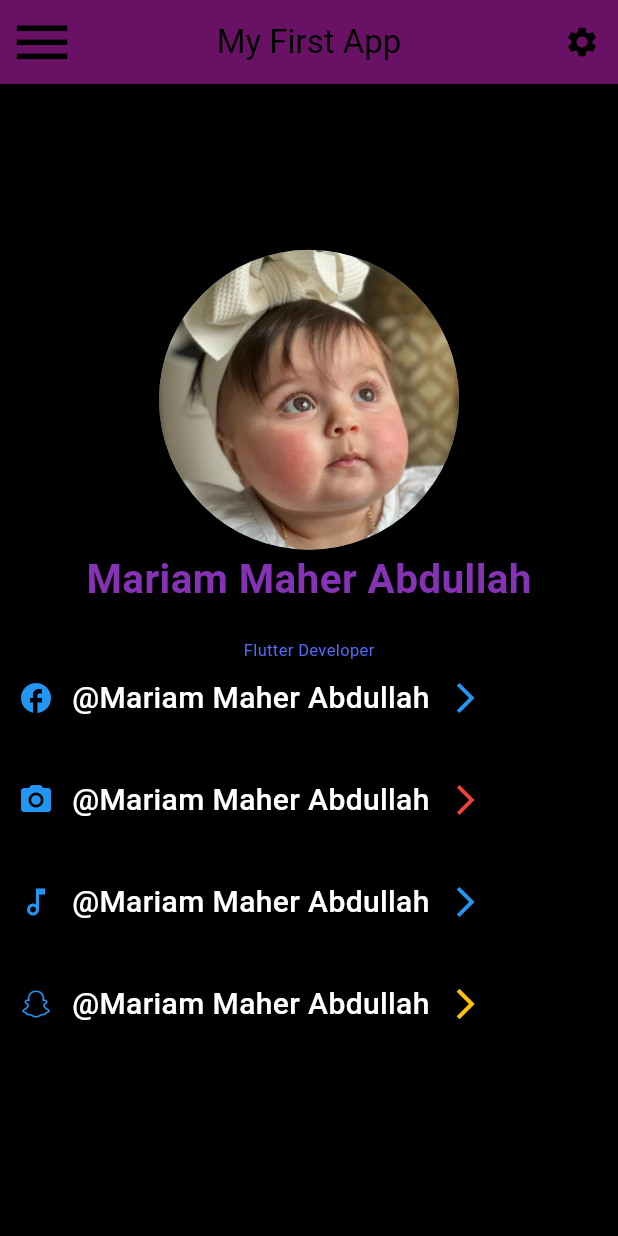
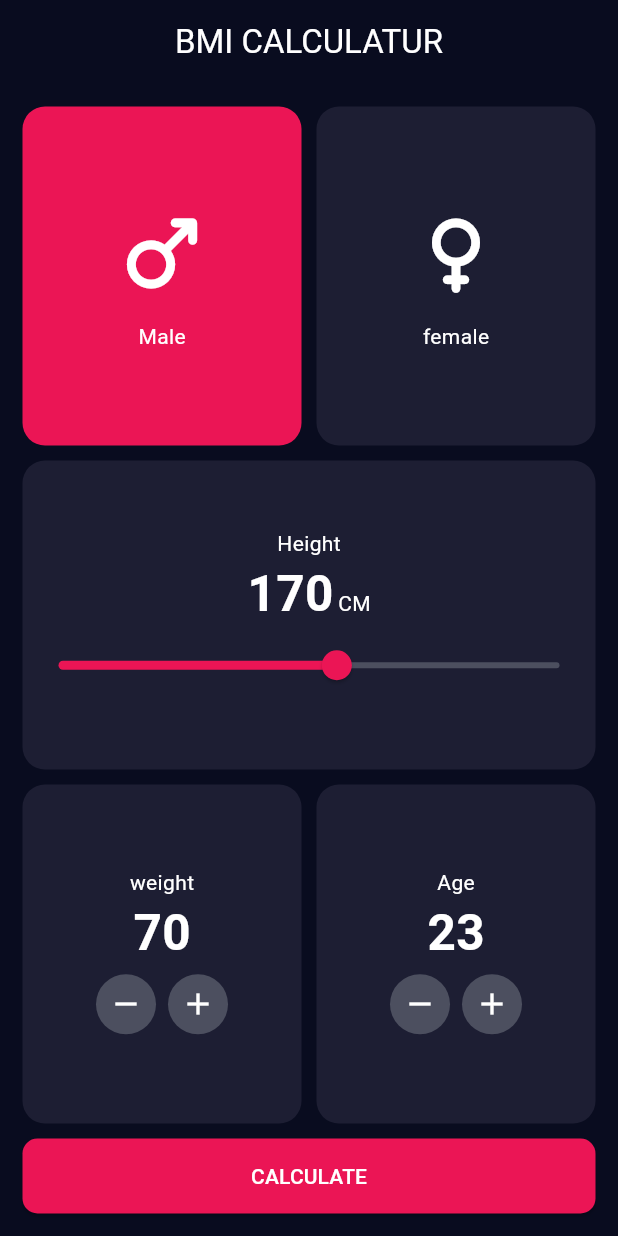
Before and after one commit to mariam30202/prog1, a Flutter app: the screen it shows after launch, on a phone screen of 412 x 824 dp. Run offline on Flutter 3.47's test engine with Material 3 defaults, Android fonts, the phone set to English and light mode, and no system bars.

Commit message:
first commit

```diff
--- /dev/null
+++ b/lib/bmi_calculator/colors.dart
@@ -0,0 +1,14 @@
+
+
+import 'package:flutter/material.dart';
+
+class AppColors{
+
+ static Color background=const Color(0xff090c1f);
+static Color primary=const Color(0xffeb1555);
+static Color ContainerBg=const Color(0xff1d1e33);
+static Color white=const Color(0xffffffff);
+static Color btnColor=const Color(0xff4c4f5f);
+static Color green=const Color(0xff018e51);
+
+}
--- /dev/null
+++ b/lib/bmi_calculator/home_view.dart
@@ -0,0 +1,314 @@
+import 'dart:math';
+import 'dart:ui';
+
+import 'package:flutter/material.dart';
+import 'package:prog1/bmi_calculator/colors.dart';
+import 'package:prog1/bmi_calculator/result_view.dart';
+
+class HomeView extends StatefulWidget {
+  const HomeView({super.key});
+
+  @override
+  State<HomeView> createState() => _HomeViewState();
+}
+
+class _HomeViewState extends State<HomeView> {
+  int height = 170;
+  int weight = 70;
+  int Age = 23;
+  bool isMale = true;
+
+  TextStyle styal1 = TextStyle(
+      color: AppColors.white, fontSize: 33, fontWeight: FontWeight.bold);
+
+  TextStyle styal2 = TextStyle(color: AppColors.white, fontSize: 14);
+
+  @override
+  Widget build(BuildContext context) {
+    return Scaffold(
+      backgroundColor: AppColors.background,
+      appBar: AppBar(
+        backgroundColor: AppColors.background,
+        title: Text(
+          'BMI CALCULATUR',
+          style: TextStyle(color: AppColors.white),
+        ),
+        centerTitle: true,
+      ),
+      body: Padding(
+        padding: const EdgeInsets.all(15),
+        child: Column(children: [
+          //MALE  AND FEMALE
+          Expanded(
+            child: Row(
+              children: [
+                //malef
+                Expanded(
+                  child: InkWell(
+                    onTap: () {
+                      setState(() {
+                        isMale = true;
+                      });
+                    },
+                    child: Container(
+                      decoration: BoxDecoration(
+                          color: (isMale)
+                              ? AppColors.primary
+                              : AppColors.ContainerBg,
+                          borderRadius: BorderRadius.circular(15)),
+                      child: Center(
+                        child: Column(
+                          mainAxisAlignment: MainAxisAlignment.center,
+                          children: [
+                            Icon(
+                              Icons.male_rounded,
+                              size: 70,
+                              color: AppColors.white,
+                            ),
+                            const SizedBox(
+                              height: 10,
+                            ),
+                            Text(
+                              'Male',
+                              style: styal2,
+                            ),
+                          ],
+                        ),
+                      ),
+                    ),
+                  ),
+                ),
+                const SizedBox(
+                  width: 10,
+                ),
+                //female
+                Expanded(
+                  child: InkWell(
+                    onTap: () {
+                      setState(() {
+                        isMale = false;
+                      });
+                    },
+                    child: Container(
+                      decoration: BoxDecoration(
+                          color: (isMale)
+                              ? AppColors.ContainerBg
+                              : AppColors.primary,
+                          borderRadius: BorderRadius.circular(15)),
+                      child: Center(
+                        child: Column(
+                          mainAxisAlignment: MainAxisAlignment.center,
+                          children: [
+                            Icon(
+                              Icons.female_rounded,
+                              size: 70,
+                              color: AppColors.white,
+                            ),
+                            const SizedBox(
+                              height: 10,
+                            ),
+                            Text(
+                              'female',
+                              style: styal2,
+                            ),
+                          ],
+                        ),
+                      ),
+                    ),
+                  ),
+                )
+              ],
+            ),
+          ),
+
+          //HEIGHT
+          Expanded(
+            child: Container(
+              margin: const EdgeInsets.symmetric(vertical: 10),
+              decoration: BoxDecoration(
+                  color: AppColors.ContainerBg,
+                  borderRadius: BorderRadius.circular(15)),
+              child: Center(
+                child: Column(
+                  mainAxisAlignment: MainAxisAlignment.center,
+                  children: [
+                    Text(
+                      'Height',
+                      style: styal2,
+                    ),
+                    Row(
+                      mainAxisAlignment: MainAxisAlignment.center,
+                      crossAxisAlignment: CrossAxisAlignment.baseline,
+                      textBaseline: TextBaseline.alphabetic,
+                      children: [
+                        Text(
+                          height.toString(),
+                          style: styal1,
+                        ),
+                        const SizedBox(
+                          width: 3,
+                        ),
+                        Text(
+                          'CM',
+                          style: styal2,
+                        ),
+                      ],
+                    ),
+                    Slider(
+                      activeColor: AppColors.primary,
+                      inactiveColor: AppColors.btnColor,
+                      min: 120,
+                      max: 210,
+                      value: height.toDouble(),
+                      onChanged: (value) {
+                        setState(() {
+                          height = value.toInt();
+                        });
+                      },
+                    )
+                  ],
+                ),
+              ),
+            ),
+          ),
+
+          //WEIGHT AND AGE
+          Expanded(
+            child: Row(
+              children: [
+                Expanded(
+                  child: Container(
+                    decoration: BoxDecoration(
+                        color: AppColors.ContainerBg,
+                        borderRadius: BorderRadius.circular(15)),
+                    child: Center(
+                      child: Column(
+                        mainAxisAlignment: MainAxisAlignment.center,
+                        children: [
+                          Text(
+                            'weight',
+                            style: styal2,
+                          ),
+                          Text(
+                            weight.toString(),
+                            style: styal1,
+                          ),
+                          Row(
+                            mainAxisAlignment: MainAxisAlignment.center,
+                            children: [
+                              IconButton(
+                                  style: IconButton.styleFrom(
+                                    backgroundColor: AppColors.btnColor,
+                                    foregroundColor: Colors.white,
+                                  ),
+                                  onPressed: () {
+                                    if (weight > 0)
+                                      setState(() {
+                                        weight--;
+                                      });
+                                  },
+                                  icon: const Icon(Icons.remove)),
+                              IconButton(
+                                  style: IconButton.styleFrom(
+                                    backgroundColor: AppColors.btnColor,
+                                    foregroundColor: Colors.white,
+                                  ),
+                                  onPressed: () {
+                                    setState(() {
+                                      weight++;
+                                    });
+                                  },
+                                  icon: const Icon(Icons.add)),
+                            ],
+                          )
+                        ],
+                      ),
+                    ),
+                  ),
+                ),
+                const SizedBox(
+                  width: 10,
+                ),
+                Expanded(
+                  child: Container(
+                    decoration: BoxDecoration(
+                        color: AppColors.ContainerBg,
+                        borderRadius: BorderRadius.circular(15)),
+                    child: Center(
+                      child: Column(
+                        mainAxisAlignment: MainAxisAlignment.center,
+                        children: [
+                          Text(
+                            'Age',
+                            style: styal2,
+                          ),
+                          Text(
+                            Age.toString(),
+                            style: styal1,
+                          ),
+                          Row(
+                            mainAxisAlignment: MainAxisAlignment.center,
+                            children: [
+                              IconButton(
+                                  style: IconButton.styleFrom(
+                                    backgroundColor: AppColors.btnColor,
+                                    foregroundColor: Colors.white,
+                                  ),
+                                  onPressed: () {
+                                    if (Age > 0)
+                                      setState(() {
+                                        Age--;
+                                      });
+                                  },
+                                  icon: const Icon(Icons.remove)),
+                              IconButton(
+                                  style: IconButton.styleFrom(
+                                    backgroundColor: AppColors.btnColor,
+                                    foregroundColor: Colors.white,
+                                  ),
+                                  onPressed: () {
+                                    setState(() {
+                                      Age++;
+                                    });
+                                  },
+                                  icon: const Icon(Icons.add)),
+                            ],
+                          )
+                        ],
+                      ),
+                    ),
+                  ),
+                ),
+              ],
+            ),
+          ),
+          const SizedBox(
+            height: 10,
+          ),
+
+          //CALCULATE BUTTON
+          SizedBox(
+            width: double.infinity,
+            height: 50,
+            child: ElevatedButton(
+                style: ElevatedButton.styleFrom(
+                    shape: RoundedRectangleBorder(
+                      borderRadius: BorderRadius.circular(10),
+                    ),
+                    backgroundColor: AppColors.primary,
+                    foregroundColor: AppColors.white),
+                onPressed: () {
+                  double result = weight / ((height / 100) * (height / 100));
+                  Navigator.of(context).push(MaterialPageRoute(
+                    builder: (context) => ResultView(
+                      result: result,
+                    ),
+                  ));
+                },
+                child: const Text('CALCULATE')),
+          )
+        ]),
+      ),
+    );
+  }
+}
--- a/lib/first_screen.dart
+++ /dev/null
@@ -1,184 +0,0 @@
-import 'package:flutter/material.dart';
-
-class Firstscreen extends StatelessWidget {
-  const Firstscreen({super.key});
-  @override
-  Widget build(BuildContext context) {
-    return Scaffold(
-        backgroundColor: Colors.black,
-        appBar: AppBar(
-          backgroundColor: Color.fromARGB(255, 105, 18, 101),
-          leading: const Icon(
-            Icons.menu,
-            color: Colors.black,
-            size: 45,
-          ),
-          centerTitle: true,
-          title: const Text(
-            'My First App',
-            style: TextStyle(color: Colors.black),
-          ),
-          actions: [
-            IconButton(
-                color: Colors.black,
-                onPressed: () {},
-                icon: const Icon(Icons.settings)),
-          ],
-        ),
-        body: Center(
-          child: Column(
-            mainAxisAlignment: MainAxisAlignment.center,
-            crossAxisAlignment: CrossAxisAlignment.center,
-
-children:[
-const CircleAvatar(
-radius: 100,
-backgroundColor: Colors. blueGrey,
-backgroundImage: AssetImage('assets/ogo.jpeg')
-
-),
-
-              Text (
-                'Mariam Maher Abdullah',
-                style: TextStyle(
-                  color: Color.fromARGB(255, 133, 50, 181),
-                  fontSize: 27,
-                  fontWeight: FontWeight.bold,
-                ),
-              ),
-              SizedBox(
-                height: 20,
-              ),
-              Text(
-                'Flutter Developer',
-                style: TextStyle(
-                  color: Colors.indigoAccent,
-                  fontSize: 11,
-                  fontWeight: FontWeight.normal,
-                ),
-              ),
-
-
-              Row(
-                children: [
-                   IconButton(
-                    onPressed: () {},
-                    icon: const Icon(Icons.facebook_rounded),
-                    color: Colors.blue,
-                  ),
-                  Text(
-                    '@Mariam Maher Abdullah',
-                    style: TextStyle(
-                      color: Colors.white,
-                      fontSize: 20,
-                      fontWeight: FontWeight.w500,
-                    ),
-                  ),
-                   IconButton(
-                    onPressed: () {},
-                    icon:  Icon(Icons.arrow_forward_ios_outlined),
-                    color: Colors.blue,
-                  ),
-                ],
-              ),
-              SizedBox(
-                height: 20,
-              ),
-
-
-
-
- Row(
-                children: [
-                   IconButton(
-                    onPressed: () {},
-                    icon: const Icon(Icons.camera_alt),
-                    color: Colors.blue,
-                  ),
-                  Text(
-                    '@Mariam Maher Abdullah',
-                    style: TextStyle(
-                      color: Colors.white,
-                      fontSize: 20,
-                      fontWeight: FontWeight.w500,
-                    ),
-                  ),
-                   IconButton(
-                    onPressed: () {},
-                    icon:  Icon(Icons.arrow_forward_ios_outlined),
-                    color: Colors.red,
-                  ),
-                ],
-              ),
-              SizedBox(
-                height: 20,
-              ),
-
-
-
-
-
-       Row(
-                children: [
-                   IconButton(
-                    onPressed: () {},
-                    icon: const Icon(Icons.music_note_outlined),
-                    color: Colors.blue,
-                  ),
-                  Text(
-                    '@Mariam Maher Abdullah',
-                    style: TextStyle(
-                      color: Colors.white,
-                      fontSize: 20,
-                      fontWeight: FontWeight.w500,
-                    ),
-                  ),
-                   IconButton(
-                    onPressed: () {},
-                    icon:  Icon(Icons.arrow_forward_ios_outlined),
-                    color: Colors.blue,
-                  ),
-                ],
-              ),
-              SizedBox(
-                height: 20,
-              ),
-
-
-
-
-               Row(
-                children: [
-                   IconButton(
-                    onPressed: () {},
-                    icon: const Icon(Icons.snapchat),
-                    color: Colors.blue,
-                  ),
-                  Text(
-                    '@Mariam Maher Abdullah',
-                    style: TextStyle(
-                      color: Colors.white,
-                      fontSize: 20,
-                      fontWeight: FontWeight.w500,
-                    ),
-                  ),
-                   IconButton(
-                    onPressed: () {},
-                    icon:  Icon(Icons.arrow_forward_ios_outlined),
-                    color: Colors.amber,
-                  ),
-                ],
-              ),
-              SizedBox(
-                height: 20,
-              ),
-
-
-            ]
-
-          )
-        )
-        );
-
-  }
-}
--- a/lib/main.dart
+++ b/lib/main.dart
@@ -1,18 +1,23 @@
+
 import 'package:flutter/material.dart';
-import 'package:prog1/first_screen.dart';
-void main() {
-  runApp( MyApp());
+import 'package:prog1/bmi_calculator/home_view.dart';
+
+
+
+void main(List<String> args) {
+  runApp(const MyApp ());
+
 }
-
 class MyApp extends StatelessWidget{
-  const MyApp ({super.key});
+const MyApp    ({super.key});
 
   @override
   Widget build(BuildContext context) {
-  return  MaterialApp(
-    debugShowCheckedModeBanner: false,
-    home: Firstscreen(),
-  );
+    return MaterialApp(
+      debugShowCheckedModeBanner: false,
+      home:HomeView(),
+    );
+
 
   }
 
```
Also changed, not shown: lib/bmi_calculator/result_view.dart (added, +62 -0 lines), lib/demo/first_screen.dart (added, +78 -0 lines), lib/demo/statfull_demo.dart (added, +70 -0 lines).
